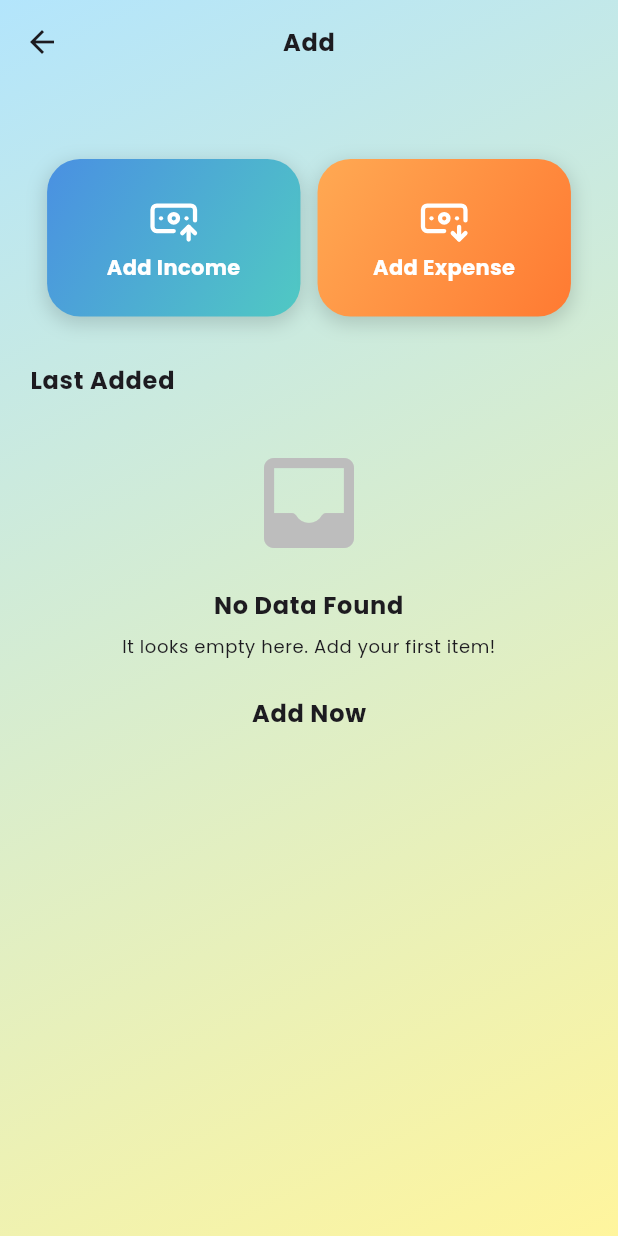
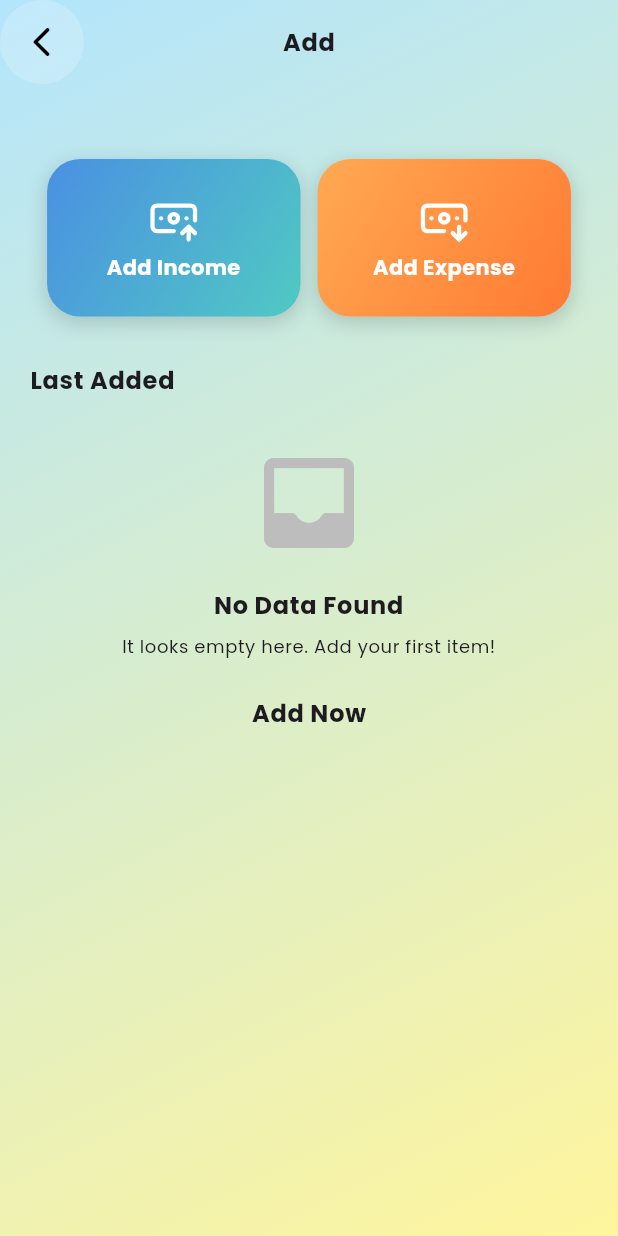
Before and after one commit to THARINDUnirmal/Expense-tracker, a Flutter app: the HomeScreen screen opened by its route, after a tap on the "add" icon, on a phone screen of 412 x 824 dp. Run offline on Flutter 3.47's test engine with Material 3 defaults, Android fonts, the phone set to English and light mode, and no system bars; our stand-ins replace cloud_firestore, connectivity_plus, firebase_auth, firebase_core, fl_chart, flutter_svg and 9 more; missing offline and left inert: animated_gradient_text; accounts and stored records are empty; network calls fail.

Commit message:
UI updated

```diff
--- a/lib/routes/app_routes.dart
+++ b/lib/routes/app_routes.dart
@@ -4,7 +4,6 @@ import 'package:expenzes/view/screens/sub_screens/about_me_image_screen.dart';
 import 'package:expenzes/view/screens/sub_screens/all_categeory_screen.dart';
 import 'package:expenzes/view/screens/sub_screens/empty_notifications_Screen.dart';
 import 'package:expenzes/view/screens/sub_screens/about_me_screen.dart';
-import 'package:expenzes/view/screens/main_screen.dart';
 import 'package:expenzes/view/screens/main_screens/add_screen.dart';
 import 'package:expenzes/view/screens/main_screens/home_screen.dart';
 import 'package:expenzes/view/screens/main_screens/user_screen.dart';
@@ -32,21 +31,23 @@ class AppRoutes {
       GoRoute(path: "/ResetScreen", builder: (context, state) => ResetScreen()),
 
       //Min screen route
-      GoRoute(
-        path: "/MainScreen",
-        builder: (context, state) => MainScreen(),
-        routes: [
-          GoRoute(
-            path: "HomeScreen",
-            builder: (context, state) => HomeScreen(),
-          ),
+      // GoRoute(
+      //   path: "/MainScreen",
+      //   builder: (context, state) => MainScreen(),
+      //   routes: [
+      //     GoRoute(
+      //       path: "HomeScreen",
+      //       builder: (context, state) => HomeScreen(),
+      //     ),
 
-          GoRoute(
-            path: "ProfileScreen",
-            builder: (context, state) => UserScreen(),
-          ),
-        ],
-      ),
+      //     GoRoute(
+      //       path: "ProfileScreen",
+      //       builder: (context, state) => UserScreen(),
+      //     ),
+      //   ],
+      // ),
+      GoRoute(path: "/HomeScreen", builder: (context, state) => HomeScreen()),
+      GoRoute(path: "/UserScreen", builder: (context, state) => UserScreen()),
       GoRoute(
         path: "/AddScreen",
         builder: (context, state) => AddScreen(),
@@ -103,8 +104,7 @@ class AppRoutes {
       GoRoute(
         path: "/AllCtegeoryScreen",
         builder: (context, state) {
-          List<String> allCategeory = state.extra as List<String>;
-          return AllCategeoryScreen(categeoryList: allCategeory);
+          return AllCategeoryScreen();
         },
       ),
       GoRoute(
--- a/lib/view/auth_view/auth_view_screen.dart
+++ b/lib/view/auth_view/auth_view_screen.dart
@@ -29,7 +29,7 @@
 // }
 
 import 'package:expenzes/services/auth/firebase_auth_services.dart';
-import 'package:expenzes/view/screens/main_screen.dart';
+import 'package:expenzes/view/screens/main_screens/home_screen.dart';
 import 'package:expenzes/view/screens/onbording_screens/onbording_screen.dart';
 import 'package:expenzes/view/screens/onbording_screens/login/login_screen.dart';
 import 'package:flutter/material.dart';
@@ -72,7 +72,7 @@ class _AuthViewScreenState extends State<AuthViewScreen> {
           return const Center(child: CircularProgressIndicator());
         } else if (snapshot.hasData) {
           // User is logged in → go to MainScreen
-          return MainScreen();
+          return HomeScreen();
         } else {
           // User is not logged in → decide between onboarding or login
           return hasSeenOnboarding! ? LoginScreen() : OnbordingScreen();
--- a/lib/view/screens/main_screen.dart
+++ /dev/null
@@ -1,56 +0,0 @@
-import 'package:curved_navigation_bar/curved_navigation_bar.dart';
-import 'package:expenzes/view/screens/main_screens/home_screen.dart';
-import 'package:expenzes/view/screens/main_screens/user_screen.dart';
-import 'package:expenzes/view/screens/main_screens/add_screen.dart';
-import 'package:flutter/material.dart';
-import 'package:font_awesome_flutter/font_awesome_flutter.dart';
-
-class MainScreen extends StatefulWidget {
-  final int? index;
-  const MainScreen({super.key, this.index});
-
-  @override
-  State<MainScreen> createState() => _MainScreenState();
-}
-
-class _MainScreenState extends State<MainScreen> {
-  int _curruntIndex = 0;
-  final PageController _pageController = PageController();
-
-  @override
-  void dispose() {
-    super.dispose();
-    _pageController.dispose();
-  }
-
-  @override
-  Widget build(BuildContext context) {
-    return Scaffold(
-      bottomNavigationBar: CurvedNavigationBar(
-        animationCurve: Curves.ease,
-        height: 65,
-        index: _curruntIndex,
-        backgroundColor: Color(0xff73EC8B),
-        onTap: (value) {
-          setState(() {
-            _pageController.jumpToPage(value);
-          });
-        },
-        items: [
-          Icon(FontAwesomeIcons.house, size: 22),
-          Icon(FontAwesomeIcons.circlePlus, size: 22),
-          Icon(FontAwesomeIcons.user, size: 22),
-        ],
-      ),
-      body: PageView(
-        onPageChanged: (value) {
-          setState(() {
-            _curruntIndex = value;
-          });
-        },
-        controller: _pageController,
-        children: [HomeScreen(), AddScreen(), UserScreen()],
-      ),
-    );
-  }
-}
--- a/lib/view/screens/main_screens/add_screen.dart
+++ b/lib/view/screens/main_screens/add_screen.dart
@@ -1,4 +1,5 @@
 import 'package:expenzes/models/data_model.dart';
+import 'package:expenzes/routes/app_routes.dart';
 import 'package:expenzes/services/auth/firebase_auth_services.dart';
 import 'package:expenzes/services/firestroe_services/firebase_database_services.dart';
 import 'package:expenzes/utils/constants/app_constants.dart';
@@ -54,6 +55,17 @@ class _AddScreenState extends State<AddScreen>
     return Scaffold(
       extendBodyBehindAppBar: true,
       appBar: AppBar(
+        leading: GestureDetector(
+          onTap: () => AppRoutes.route.go("/HomeScreen"),
+          child: Container(
+            padding: EdgeInsets.all(12),
+            decoration: BoxDecoration(
+              color: Colors.white.withOpacity(0.2),
+              shape: BoxShape.circle,
+            ),
+            child: Icon(Icons.arrow_back_ios_rounded, color: Colors.black),
+          ),
+        ),
         centerTitle: true,
         title: Text(
           "Add",
--- a/lib/view/screens/onbording_screens/onbording_screen.dart
+++ b/lib/view/screens/onbording_screens/onbording_screen.dart
@@ -24,7 +24,6 @@ class _OnbordingScreenState extends State<OnbordingScreen> {
     return Scaffold(
       body: Container(
         width: double.infinity,
-
         decoration: const BoxDecoration(
           gradient: LinearGradient(
             colors: [Color(0xFFB3E5FC), Color(0xFFFFF59D)],
--- a/lib/view/screens/sub_screens/about_me_screen.dart
+++ b/lib/view/screens/sub_screens/about_me_screen.dart
@@ -63,7 +63,7 @@ class _AboutMeScreenState extends State<AboutMeScreen>
         elevation: 0,
         automaticallyImplyLeading: false,
         leading: GestureDetector(
-          onTap: () => AppRoutes.route.go("/MainScreen"),
+          onTap: () => AppRoutes.route.go("/HomeScreen"),
           child: Container(
             padding: EdgeInsets.all(12),
             decoration: BoxDecoration(
--- a/lib/view/screens/sub_screens/empty_notifications_Screen.dart
+++ b/lib/view/screens/sub_screens/empty_notifications_Screen.dart
@@ -75,7 +75,7 @@ class _EmptyNotificationsScreenState extends State<EmptyNotificationsScreen>
         elevation: 0,
         automaticallyImplyLeading: false,
         leading: GestureDetector(
-          onTap: () => AppRoutes.route.go("/MainScreen"),
+          onTap: () => AppRoutes.route.go("/HomeScreen"),
           child: Container(
             padding: EdgeInsets.all(12),
             decoration: BoxDecoration(
--- a/lib/view/screens/sub_screens/pie_chart_screen.dart
+++ b/lib/view/screens/sub_screens/pie_chart_screen.dart
@@ -138,7 +138,7 @@ class _PieChartScreenState extends State<PieChartScreen>
                     crossAxisAlignment: CrossAxisAlignment.start,
                     children: [
                       GestureDetector(
-                        onTap: () => AppRoutes.route.go("/MainScreen"),
+                        onTap: () => AppRoutes.route.go("/HomeScreen"),
                         child: Container(
                           padding: EdgeInsets.all(12),
                           decoration: BoxDecoration(
--- a/lib/view/screens/sub_screens/single_categeory_screen.dart
+++ b/lib/view/screens/sub_screens/single_categeory_screen.dart
@@ -625,12 +625,11 @@ class _SingleCategeoryScreenState extends State<SingleCategeoryScreen> {
     return GestureDetector(
       onTap: () async {
         if (isYes) {
+          Navigator.of(context).pop();
           await FirebaseDatabaseServices().deleteDataUsingCategeory(
             context: context,
             categeory: categeory,
           );
-          if (context.mounted) Navigator.pop(context);
-          AppRoutes.route.go("/MainScreen");
         } else {
           Navigator.pop(context);
         }
--- a/lib/view/screens/sub_screens/single_data_screen.dart
+++ b/lib/view/screens/sub_screens/single_data_screen.dart
@@ -217,13 +217,12 @@ class _SingleDataScreenState extends State<SingleDataScreen> {
 
                           InkWell(
                             onTap: () async {
-                              print("Delete button click===================");
                               await FirebaseDatabaseServices()
                                   .deleteDataFromeFirebase(
                                     context: context,
                                     itemId: widget.singleData.id,
                                   );
-                              print("Delete button close===================");
+
                               if (context.mounted) {
                                 Navigator.of(context).pop();
                               }
--- a/lib/view/screens/sub_screens/summary_screen.dart
+++ b/lib/view/screens/sub_screens/summary_screen.dart
@@ -1,3 +1,4 @@
+import 'package:expenzes/routes/app_routes.dart';
 import 'package:flutter/material.dart';
 import 'package:google_mobile_ads/google_mobile_ads.dart';
 
@@ -114,7 +115,7 @@ class _SummaryScreenState extends State<SummaryScreen>
                   crossAxisAlignment: CrossAxisAlignment.start,
                   children: [
                     GestureDetector(
-                      onTap: () => Navigator.pop(context),
+                      onTap: () => AppRoutes.route.go("/HomeScreen"),
                       child: Container(
                         padding: EdgeInsets.all(12),
                         decoration: BoxDecoration(
--- /dev/null
+++ b/lib/widgets/modern_FAB.dart
@@ -0,0 +1,102 @@
+import 'dart:ui';
+import 'package:flutter/material.dart';
+
+class ModernFAB extends StatefulWidget {
+  final VoidCallback onPressed;
+
+  const ModernFAB({super.key, required this.onPressed});
+
+  @override
+  State<ModernFAB> createState() => _ModernFABState();
+}
+
+class _ModernFABState extends State<ModernFAB>
+    with SingleTickerProviderStateMixin {
+  late AnimationController _controller;
+  late Animation<double> _scaleAnim;
+  late Animation<double> _opacityAnim;
+
+  @override
+  void initState() {
+    super.initState();
+
+    _controller = AnimationController(
+      vsync: this,
+      duration: const Duration(seconds: 2),
+    )..repeat(); // repeat forever
+
+    // Ripple grows
+    _scaleAnim = Tween<double>(
+      begin: 1.0,
+      end: 1.8,
+    ).animate(CurvedAnimation(parent: _controller, curve: Curves.easeOut));
+
+    // Ripple fades away
+    _opacityAnim = Tween<double>(
+      begin: 0.35,
+      end: 0.0,
+    ).animate(CurvedAnimation(parent: _controller, curve: Curves.easeOut));
+  }
+
+  @override
+  void dispose() {
+    _controller.dispose();
+    super.dispose();
+  }
+
+  @override
+  Widget build(BuildContext context) {
+    return SizedBox(
+      width: 120,
+      height: 120,
+      child: Stack(
+        alignment: Alignment.center,
+        children: [
+          // WATER RIPPLE ANIMATION
+          AnimatedBuilder(
+            animation: _controller,
+            builder: (context, child) {
+              return Transform.scale(
+                scale: _scaleAnim.value,
+                child: Container(
+                  width: 70,
+                  height: 70,
+                  decoration: BoxDecoration(
+                    shape: BoxShape.circle,
+                    color: Colors.deepPurpleAccent.withOpacity(
+                      _opacityAnim.value,
+                    ),
+                  ),
+                ),
+              );
+            },
+          ),
+
+          // MAIN FAB (Glass + Glow)
+          ClipOval(
+            child: BackdropFilter(
+              filter: ImageFilter.blur(sigmaX: 10, sigmaY: 10),
+              child: Material(
+                color: Colors.deepPurple.withOpacity(0.7),
+                shape: const CircleBorder(),
+                child: InkWell(
+                  onTap: widget.onPressed,
+                  customBorder: const CircleBorder(),
+                  child: const SizedBox(
+                    width: 62,
+                    height: 62,
+                    child: Icon(
+                      Icons.add_rounded,
+                      size: 34,
+                      color: Colors.white,
+                    ),
+                  ),
+                ),
+              ),
+            ),
+          ),
+        ],
+      ),
+    );
+  }
+}
```
Also changed, not shown: lib/view/screens/main_screens/home_screen.dart (+11 -8 lines), lib/view/screens/main_screens/user_screen.dart (+17 -7 lines), lib/view/screens/sub_screens/add_data_screen.dart (+1 -8 lines), lib/view/screens/sub_screens/all_categeory_screen.dart (+61 -6 lines).
